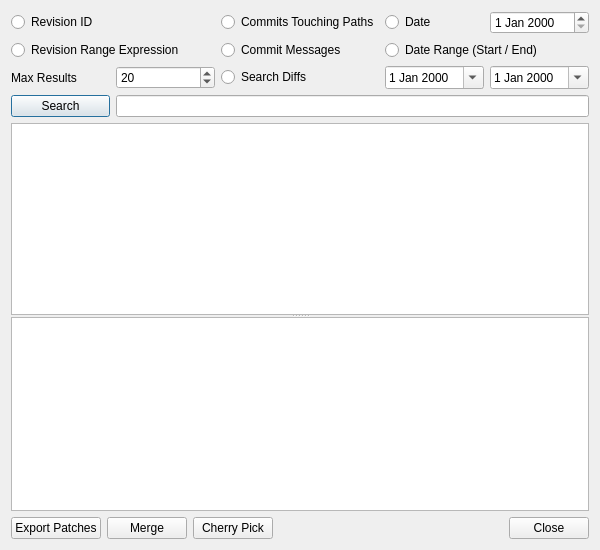
First picture: the form in ui/search.ui, repository git-cola/git-cola, before the edit.
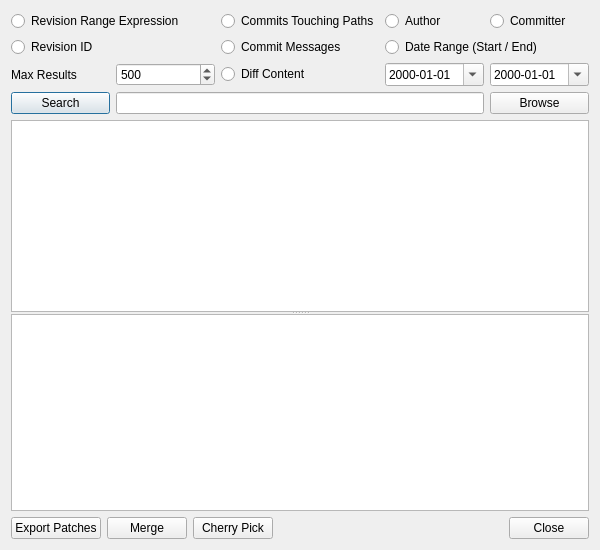
Second picture: the form after the edit.

Commit message: controllers: implement search by revision using the uber-search dialog

The edit to the form file:
```diff
--- a/ui/search.ui
+++ b/ui/search.ui
@@ -16,9 +16,9 @@
    <item>
     <layout class="QGridLayout" >
      <item row="0" column="0" colspan="2" >
-      <widget class="QRadioButton" name="radio_revision" >
+      <widget class="QRadioButton" name="radio_range" >
        <property name="text" >
-        <string>Revision ID</string>
+        <string>Revision Range Expression</string>
        </property>
       </widget>
      </item>
@@ -32,17 +32,21 @@
      <item row="0" column="3" >
       <widget class="QRadioButton" name="radio_date" >
        <property name="text" >
-        <string>Date</string>
+        <string>Author</string>
        </property>
       </widget>
      </item>
      <item row="0" column="4" >
-      <widget class="QDateEdit" name="date" />
+      <widget class="QRadioButton" name="radio_committer" >
+       <property name="text" >
+        <string>Committer</string>
+       </property>
+      </widget>
      </item>
      <item row="1" column="0" colspan="2" >
-      <widget class="QRadioButton" name="radio_range" >
+      <widget class="QRadioButton" name="radio_revision" >
        <property name="text" >
-        <string>Revision Range Expression</string>
+        <string>Revision ID</string>
        </property>
       </widget>
      </item>
@@ -79,19 +83,25 @@
         <number>5</number>
        </property>
        <property name="value" >
-        <number>20</number>
+        <number>500</number>
        </property>
       </widget>
      </item>
      <item row="2" column="2" >
       <widget class="QRadioButton" name="radio_diffs" >
        <property name="text" >
-        <string>Search Diffs</string>
+        <string>Diff Content</string>
        </property>
       </widget>
      </item>
      <item row="2" column="3" >
       <widget class="QDateEdit" name="start_date" >
+       <property name="currentSection" >
+        <enum>QDateTimeEdit::DaySection</enum>
+       </property>
+       <property name="displayFormat" >
+        <string>yyyy-MM-dd</string>
+       </property>
        <property name="calendarPopup" >
         <bool>true</bool>
        </property>
@@ -99,6 +109,12 @@
      </item>
      <item row="2" column="4" >
       <widget class="QDateEdit" name="end_date" >
+       <property name="currentSection" >
+        <enum>QDateTimeEdit::DaySection</enum>
+       </property>
+       <property name="displayFormat" >
+        <string>yyyy-MM-dd</string>
+       </property>
        <property name="calendarPopup" >
         <bool>true</bool>
        </property>
@@ -111,9 +127,16 @@
        </property>
       </widget>
      </item>
-     <item row="3" column="1" colspan="4" >
+     <item row="3" column="1" colspan="3" >
       <widget class="QLineEdit" name="input" />
      </item>
+     <item row="3" column="4" >
+      <widget class="QPushButton" name="button_browse" >
+       <property name="text" >
+        <string>Browse</string>
+       </property>
+      </widget>
+     </item>
     </layout>
    </item>
    <item>
@@ -137,6 +160,12 @@
         <height>50</height>
        </size>
       </property>
+      <property name="alternatingRowColors" >
+       <bool>true</bool>
+      </property>
+      <property name="selectionMode" >
+       <enum>QAbstractItemView::ExtendedSelection</enum>
+      </property>
      </widget>
      <widget class="QTextEdit" name="commit_text" >
       <property name="sizePolicy" >
```
Left out of the diff: 8 changed lines with no effect on the pictures. The commit also changes 6 other files.
